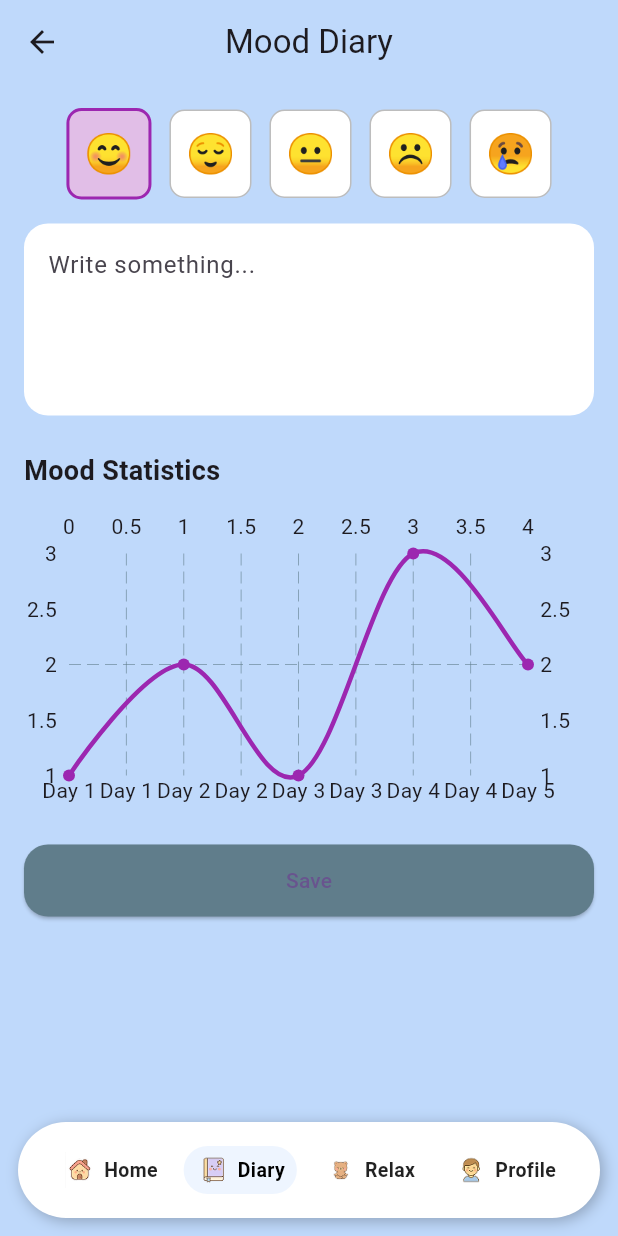
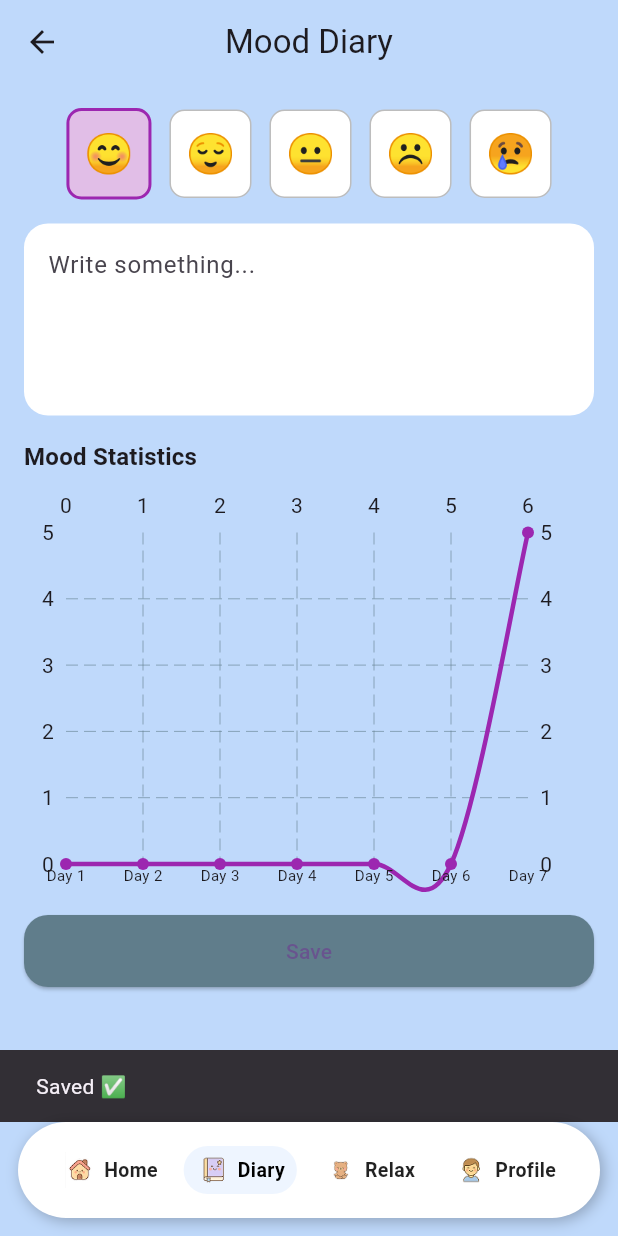
Before and after one commit to Kest-3r/cincailah, a Flutter app: the Diary screen opened directly, item 3 of the bottom bar chosen, after a tap on "Diary", after a tap on "Save", on a phone screen of 412 x 824 dp. Run offline on Flutter 3.47's test engine with Material 3 defaults, Android fonts, the phone set to English and light mode, and no system bars; drawn by our look-alikes of fl_chart; our stand-ins replace audioplayers, cloud_firestore, firebase_auth, firebase_core; accounts and stored records are empty.

```diff
--- a/lib/pages/diary.dart
+++ b/lib/pages/diary.dart
@@ -1,8 +1,9 @@
 // lib/pages/diary.dart
-
 import 'package:flutter/material.dart';
 import 'package:fl_chart/fl_chart.dart';
-import '../widgets/nav.dart'; // ✅ 导入底部导航
+import 'package:cloud_firestore/cloud_firestore.dart';
+import 'package:firebase_auth/firebase_auth.dart';
+import '../widgets/nav.dart';
 
 class Diary extends StatefulWidget {
   const Diary({super.key});
@@ -20,12 +21,82 @@ const _moodEmoji = {
   Mood.verySad: '😢',
 };
 
+int moodToValue(Mood m) => {
+  Mood.verySad: 1,
+  Mood.sad: 2,
+  Mood.neutral: 3,
+  Mood.calm: 4,
+  Mood.veryHappy: 5,
+}[m]!;
+
 class _DiaryState extends State<Diary> {
   Mood _selected = Mood.veryHappy;
   final _ctrl = TextEditingController();
+  bool _saving = false;
 
-  // 假数据（可换成 Firestore 数据）
-  final List<double> _stats = [1, 2, 1, 3, 2];
+  // ---------- Firebase helpers ----------
+  Future<User> _ensureUser() async {
+    final auth = FirebaseAuth.instance;
+    return auth.currentUser ?? (await auth.signInAnonymously()).user!;
+  }
+
+  CollectionReference<Map<String, dynamic>> _col(User u) =>
+      FirebaseFirestore.instance.collection('users').doc(u.uid).collection('moods');
+
+  Future<void> _save() async {
+    if (_saving) return;
+    setState(() => _saving = true);
+    try {
+      final user = await _ensureUser();
+      await _col(user).add({
+        'mood': moodToValue(_selected),       // 1..5
+        'text': _ctrl.text.trim(),
+        'ts': FieldValue.serverTimestamp(),   // server time
+      });
+      _ctrl.clear();
+      if (mounted) {
+        ScaffoldMessenger.of(context).showSnackBar(
+          const SnackBar(content: Text('Saved ✅')),
+        );
+      }
+    } catch (e) {
+      if (mounted) {
+        ScaffoldMessenger.of(context).showSnackBar(
+          SnackBar(content: Text('Save failed: $e')),
+        );
+      }
+    } finally {
+      if (mounted) setState(() => _saving = false);
+    }
+  }
+
+  // Query: last 7 days
+  Query<Map<String, dynamic>> _last7DaysQuery(User u) {
+    final now = DateTime.now();
+    final from = DateTime(now.year, now.month, now.day).subtract(const Duration(days: 6));
+    return _col(u)
+        .where('ts', isGreaterThanOrEqualTo: Timestamp.fromDate(from))
+        .orderBy('ts', descending: false);
+  }
+
+  // Build 7-point series (Day 1..Day 7)
+  List<double> _buildSeries(List<QueryDocumentSnapshot<Map<String, dynamic>>> docs) {
+    final now = DateTime.now();
+    final start = DateTime(now.year, now.month, now.day).subtract(const Duration(days: 6));
+    final sums = List<double>.filled(7, 0);
+    final counts = List<int>.filled(7, 0);
+
+    for (final d in docs) {
+      final ts = (d['ts'] as Timestamp?)?.toDate();
+      final val = (d['mood'] as num?)?.toDouble();
+      if (ts == null || val == null) continue;
+      final dayIdx = ts.difference(start).inDays;
+      if (dayIdx < 0 || dayIdx > 6) continue;
+      sums[dayIdx] += val;
+      counts[dayIdx] += 1;
+    }
+    return List<double>.generate(7, (i) => counts[i] == 0 ? 0 : sums[i] / counts[i]);
+  }
 
   @override
   Widget build(BuildContext context) {
@@ -37,21 +108,15 @@ class _DiaryState extends State<Diary> {
         title: const Text("Mood Diary"),
         elevation: 0,
       ),
-
-      // ✅ 底部导航；1 表示 Diary 选中
       bottomNavigationBar: const Nav(currentIndex: 1),
-
       body: SafeArea(
-        child: ListView(
-          // ✅ 给底部留出空间，避免被 Nav 挡住
+        child: Padding(
           padding: EdgeInsets.fromLTRB(
-            16,
-            16,
-            16,
-            MediaQuery.of(context).padding.bottom + 90,
+            16, 16, 16, MediaQuery.of(context).padding.bottom + 90,
           ),
+          child: Column(
             children: [
-            // ==== Emoji Row ====
+              // ---- emoji row ----
               Row(
                 mainAxisAlignment: MainAxisAlignment.center,
                 children: Mood.values.map((m) {
@@ -69,18 +134,14 @@ class _DiaryState extends State<Diary> {
                           width: selected ? 2 : 1,
                         ),
                       ),
-                    child: Text(
-                      _moodEmoji[m]!,
-                      style: const TextStyle(fontSize: 26),
-                    ),
+                      child: Text(_moodEmoji[m]!, style: const TextStyle(fontSize: 26)),
                     ),
                   );
                 }).toList(),
               ),
-
               const SizedBox(height: 16),
 
-            // ==== Write Something ====
+              // ---- text ----
               TextField(
                 controller: _ctrl,
                 maxLines: 4,
@@ -94,41 +155,50 @@ class _DiaryState extends State<Diary> {
                   ),
                 ),
               ),
+              const SizedBox(height: 16),
 
-            const SizedBox(height: 24),
-
-            // ==== Line Chart ====
-            const Text(
-              "Mood Statistics",
-              style: TextStyle(fontSize: 18, fontWeight: FontWeight.bold),
+              // ---- chart from Firestore (last 7 days) ----
+              Align(
+                alignment: Alignment.centerLeft,
+                child: Text("Mood Statistics",
+                    style: Theme.of(context).textTheme.titleMedium!.copyWith(fontWeight: FontWeight.bold)),
               ),
-            const SizedBox(height: 12),
-            SizedBox(
-              height: 200,
-              child: LineChart(
+              const SizedBox(height: 8),
+              Expanded(
+                child: FutureBuilder<User>(
+                  future: _ensureUser(),
+                  builder: (_, userSnap) {
+                    if (!userSnap.hasData) {
+                      return const Center(child: CircularProgressIndicator());
+                    }
+                    return StreamBuilder<QuerySnapshot<Map<String, dynamic>>>(
+                      stream: _last7DaysQuery(userSnap.data!).snapshots(),
+                      builder: (_, snap) {
+                        final series = _buildSeries(snap.data?.docs ?? const []);
+                        return LineChart(
                           LineChartData(
+                            minY: 0,
+                            maxY: 5,
+                            gridData: FlGridData(show: true, horizontalInterval: 1),
                             titlesData: FlTitlesData(
                               leftTitles: AxisTitles(
-                      sideTitles:
-                      SideTitles(showTitles: true, reservedSize: 30),
+                                sideTitles: SideTitles(showTitles: true, reservedSize: 28),
                               ),
                               bottomTitles: AxisTitles(
                                 sideTitles: SideTitles(
                                   showTitles: true,
-                        getTitlesWidget: (v, meta) =>
-                            Text("Day ${v.toInt() + 1}"),
+                                  getTitlesWidget: (v, meta) {
+                                    final i = v.toInt();
+                                    if (i < 0 || i > 6) return const SizedBox.shrink();
+                                    return Text('Day ${i + 1}', style: const TextStyle(fontSize: 10));
+                                  },
                                 ),
                               ),
                             ),
-                  gridData: FlGridData(show: true, horizontalInterval: 1),
                             borderData: FlBorderData(show: false),
                             lineBarsData: [
                               LineChartBarData(
-                      spots: _stats
-                          .asMap()
-                          .entries
-                          .map((e) => FlSpot(e.key.toDouble(), e.value))
-                          .toList(),
+                                spots: List.generate(7, (i) => FlSpot(i.toDouble(), series[i])),
                                 isCurved: true,
                                 color: Colors.purple,
                                 barWidth: 3,
@@ -136,26 +206,29 @@ class _DiaryState extends State<Diary> {
                               ),
                             ],
                           ),
+                        );
+                      },
+                    );
+                  },
                 ),
               ),
+              const SizedBox(height: 12),
 
-            const SizedBox(height: 24),
-
-            // ==== Save Button ====
-            ElevatedButton(
-              onPressed: () {
-                debugPrint("Mood: $_selected, Text: ${_ctrl.text}");
-              },
+              // ---- save button ----
+              SizedBox(
+                width: double.infinity,
+                child: ElevatedButton(
+                  onPressed: _saving ? null : _save,
                   style: ElevatedButton.styleFrom(
                     backgroundColor: Colors.blueGrey,
                     padding: const EdgeInsets.symmetric(vertical: 14),
-                shape: RoundedRectangleBorder(
-                  borderRadius: BorderRadius.circular(16),
+                    shape: RoundedRectangleBorder(borderRadius: BorderRadius.circular(16)),
+                  ),
+                  child: Text(_saving ? "Saving..." : "Save"),
                 ),
               ),
-              child: const Text("Save"),
+            ],
           ),
-          ],
         ),
       ),
     );
```
Lines whose indentation alone changed are shown as unchanged.
